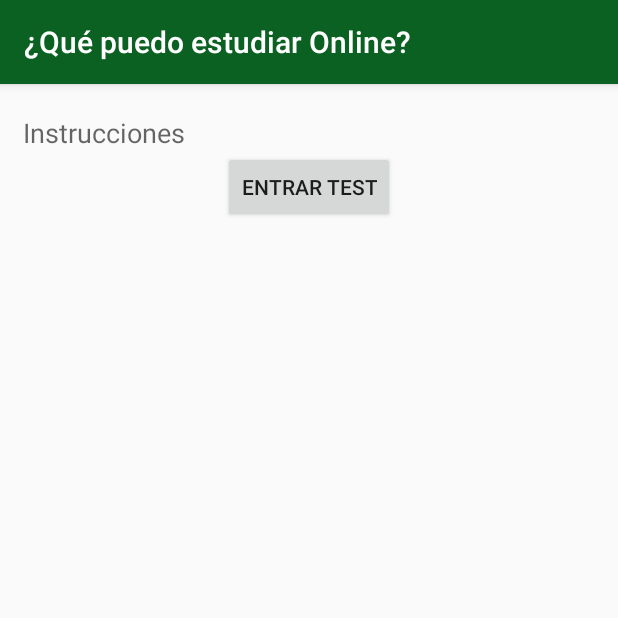
After one commit to lalocl/quepues, an Android app: the InstruccionesActivity screen opened directly, with no data from a screen before it, on a phone screen of 412 x 824 dp, the top half of it. The commit adds this screen. Run offline under Robolectric (Android 15) with nearby library versions, the phone set to English and light mode, and no system bars.

Commit message:
Añadida actividad instrucciones

```diff
--- a/app/src/main/AndroidManifest.xml
+++ b/app/src/main/AndroidManifest.xml
@@ -47,6 +47,9 @@
        <activity
            android:name=".activity.TestActivity"
            android:label="@string/app_name" />
+        <activity
+            android:name=".activity.InstruccionesActivity"
+            android:label="@string/app_name" />
 
         <activity
             android:name=".activity.InicioActivity"
--- /dev/null
+++ b/app/src/main/java/com/wordpress/appsandroidsite/quepues/activity/InstruccionesActivity.java
@@ -0,0 +1,52 @@
+package com.wordpress.appsandroidsite.quepues.activity;
+
+import android.content.Intent;
+import android.os.Bundle;
+import android.support.v7.app.AppCompatActivity;
+import android.support.v7.widget.Toolbar;
+import android.view.View;
+import android.widget.Button;
+import android.widget.TextView;
+
+import com.wordpress.appsandroidsite.quepues.R;
+
+/**
+ * Created by laura on 04/05/2016.
+ */
+public class InstruccionesActivity extends AppCompatActivity {
+
+    private static final String TAG = "InstruccionesActivity";
+
+    TextView textView;
+    Button button;
+
+
+    protected void onCreate(Bundle savedInstanceState) {
+        super.onCreate(savedInstanceState);
+        setContentView(R.layout.instrucciones);
+        Toolbar toolbar = (Toolbar) findViewById(R.id.appbar);
+        setSupportActionBar(toolbar);
+
+        textView= (TextView)findViewById(R.id.textView);
+        textView.setText("Instrucciones");
+
+        button=(Button)findViewById(R.id.buttonEntrarTest);
+       button.setOnClickListener(new View.OnClickListener() {
+           @Override
+           public void onClick(View v) {
+               Intent i = new Intent(InstruccionesActivity.this, InicioActivity.class);
+               startActivity(i);
+
+           }
+       });
+
+
+
+
+
+    }
+    protected  void onStart() {
+        super.onStart();
+    }
+
+}
--- a/app/src/main/java/com/wordpress/appsandroidsite/quepues/activity/MainActivity.java
+++ b/app/src/main/java/com/wordpress/appsandroidsite/quepues/activity/MainActivity.java
@@ -29,7 +29,7 @@ public class MainActivity extends AppCompatActivity {
 
         //Falta implementar el upload mientras se carga
         if(new CategoriaDAO(this).getSize()!=0){
-            Intent i = new Intent(MainActivity.this, InicioActivity.class);
+            Intent i = new Intent(MainActivity.this, InstruccionesActivity.class);
             startActivity(i);
         }else{
 
--- a/app/src/main/res/layout/inicio.xml
+++ b/app/src/main/res/layout/inicio.xml
@@ -67,4 +67,4 @@
         android:text="@string/next"
         android:id="@+id/buttonEntrarTest"
         android:layout_gravity="center_horizontal" />
-</LinearLayout>
+    </LinearLayout>
--- /dev/null
+++ b/app/src/main/res/layout/instrucciones.xml
@@ -0,0 +1,22 @@
+<?xml version="1.0" encoding="utf-8"?>
+<LinearLayout xmlns:android="http://schemas.android.com/apk/res/android"
+    android:orientation="vertical" android:layout_width="match_parent"
+    android:layout_height="match_parent">
+    <include android:id="@+id/appbar" layout="@layout/toolbar" />
+
+    <TextView
+        android:paddingTop="20dp"
+        android:paddingLeft="15dp"
+        android:layout_width="wrap_content"
+        android:layout_height="wrap_content"
+        android:textAppearance="?android:attr/textAppearanceMedium"
+        android:text="..."
+        android:id="@+id/textView" />
+    <Button
+        android:layout_width="wrap_content"
+        android:layout_height="wrap_content"
+        android:text="@string/enter"
+        android:id="@+id/buttonEntrarTest"
+        android:layout_gravity="center_horizontal" />
+
+</LinearLayout>
--- a/app/src/main/res/layout/resultado.xml
+++ b/app/src/main/res/layout/resultado.xml
@@ -27,9 +27,10 @@
         android:layout_height="113dp"
         android:id="@+id/imageButton"
         android:layout_gravity="center"
-        android:contentDescription="Logo aula10"
-        android:src="@drawable/aula10"
+        android:contentDescription="Logo"
         android:background="@android:color/transparent"/>
+     <!--   android:src="@drawable/aula10"-->
+
 
     <ListView
         android:id="@+id/list_url"
--- a/app/src/main/res/values/strings.xml
+++ b/app/src/main/res/values/strings.xml
@@ -3,6 +3,9 @@
 
     <!--Botón siguiente-->
     <string name="next">Siguiente</string>
+    <!--Botón entrar-->
+    <string name="enter">Entrar test</string>
+
     <!--Inicio test-->
     <string name="level">¿Qué estudios tienes?</string>
     <string name="level_0">Sin estudios</string>
```
Also changed, not shown: app/src/main/java/com/wordpress/appsandroidsite/quepues/BBDD/DBHelper.java (+5 -2 lines), app/src/main/java/com/wordpress/appsandroidsite/quepues/DAO/PreguntaDAO.java (+39 -22 lines), app/src/main/java/com/wordpress/appsandroidsite/quepues/DAO/UrlDAO.java (+37 -21 lines), app/src/main/java/com/wordpress/appsandroidsite/quepues/activity/InicioActivity.java (+5 -4 lines), app/src/main/java/com/wordpress/appsandroidsite/quepues/activity/ResultadoActivity.java (+38 -5 lines), app/src/main/java/com/wordpress/appsandroidsite/quepues/activity/TestActivity.java (+9 -6 lines), app/src/main/java/com/wordpress/appsandroidsite/quepues/adapter/UrlAdapter.java (+16 -5 lines), app/src/main/java/com/wordpress/appsandroidsite/quepues/modelo/Pregunta.java (+11 -6 lines), app/src/main/java/com/wordpress/appsandroidsite/quepues/modelo/Url.java (+8 -4 lines), app/src/main/java/com/wordpress/appsandroidsite/quepues/soap/PreguntasParser.java (+2 -7 lines), app/src/main/java/com/wordpress/appsandroidsite/quepues/soap/UrlParser.java (+5 -10 lines), app/src/main/java/com/wordpress/appsandroidsite/quepues/soap/VolcarDatosTask.java (+8 -7 lines), 1 other file.
